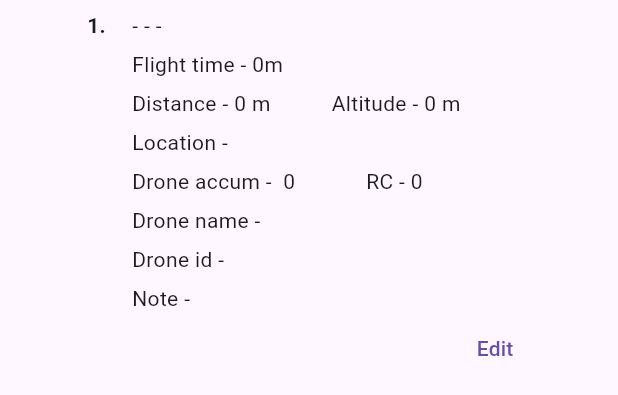
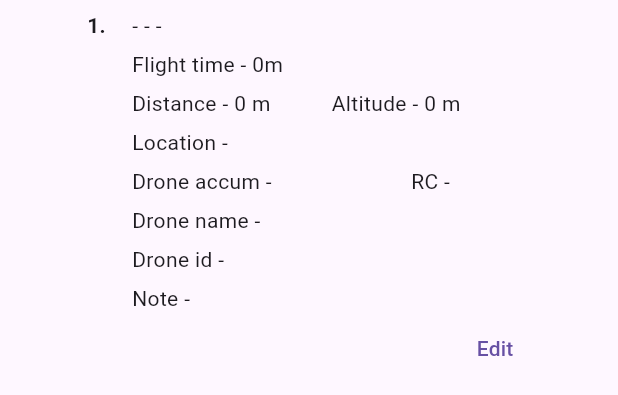
Before and after one commit to alexterliuk/flights-logger, a Flutter app: the NewShiftFlightLog widget shown alone on an empty page, opened directly with empty values, on a phone screen of 412 x 824 dp. Shown: the top 395 px of the screen. Run offline on Flutter 3.47's test engine with Material 3 defaults, Android fonts, the light colour scheme and no system bars; our stand-ins replace sqflite_common_ffi; missing offline and left inert: pointer_interceptor; accounts and stored records are empty.

Commit message:
fix: edit lines of drone accum, rc accum in new shift log

```diff
--- a/lib/src/flight_logs/new_shift_flight_log.dart
+++ b/lib/src/flight_logs/new_shift_flight_log.dart
@@ -27,6 +27,17 @@ class NewShiftFlightLog extends StatelessWidget {
         MaterialPageRoute(builder: (context) => FlightLogForm(log: log, shiftId: log.shiftId)),
       );
     }
+
+    var droneAccumChargeLeft = log.droneAccumChargeLeft <= 0
+      ? ''
+      : '${log.droneAccumChargeLeft}%';
+    var droneAccumLine =
+      'Drone accum - ${log.droneAccum} $droneAccumChargeLeft';
+
+    var rcAccumChargeLeft = log.rcAccumChargeLeft <= 0
+        ? ''
+        : '${log.rcAccumChargeLeft}%';
+    var rcAccumLine = 'RC - $rcAccumChargeLeft';
 
     return Center(
       child: SizedBox(
@@ -105,18 +116,18 @@ class NewShiftFlightLog extends StatelessWidget {
               children: [
                 const SizedBox(width: 30, height: 26),
                 SizedBox(
-                  width: 156,
+                  width: 186,
                   height: 26,
                   child: Text(
-                    'Drone accum - ${log.droneAccum} ${log.droneAccumChargeLeft}',
+                    droneAccumLine,
                     style: const TextStyle(height: 2.4),
                   ),
                 ),
                 SizedBox(
-                  width: 110,
+                  width: 80,
                   height: 26,
                   child: Text(
-                    'RC - ${log.rcAccumChargeLeft}',
+                    rcAccumLine,
                     style: const TextStyle(height: 2.4),
                   ),
                 ),
```
